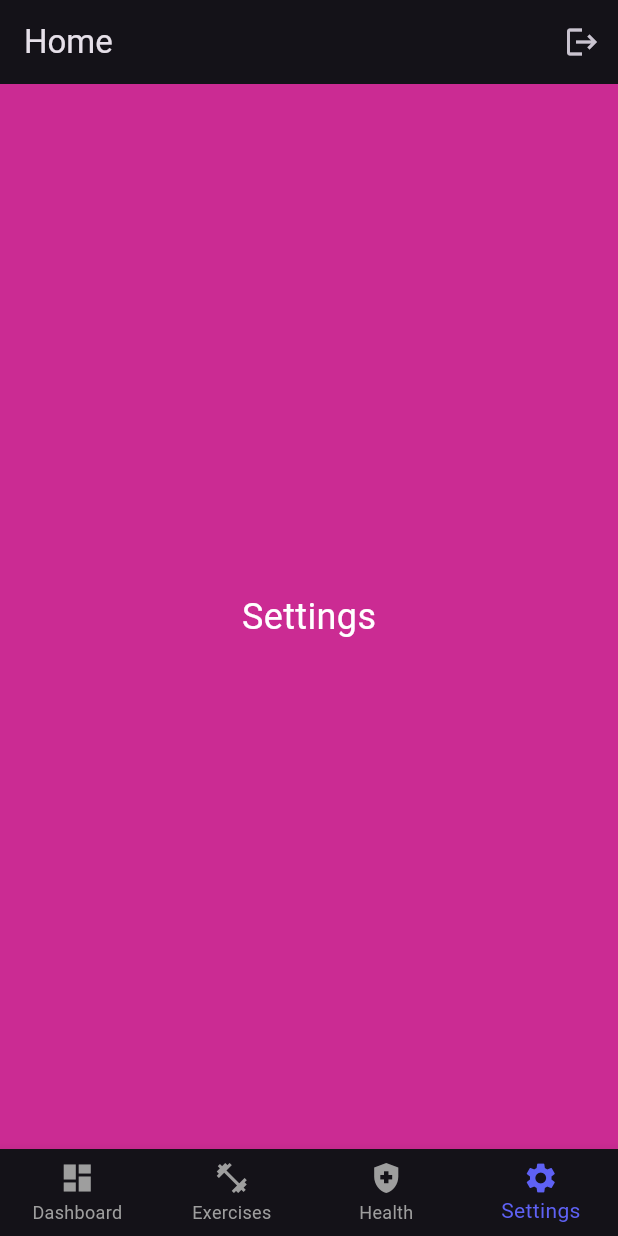
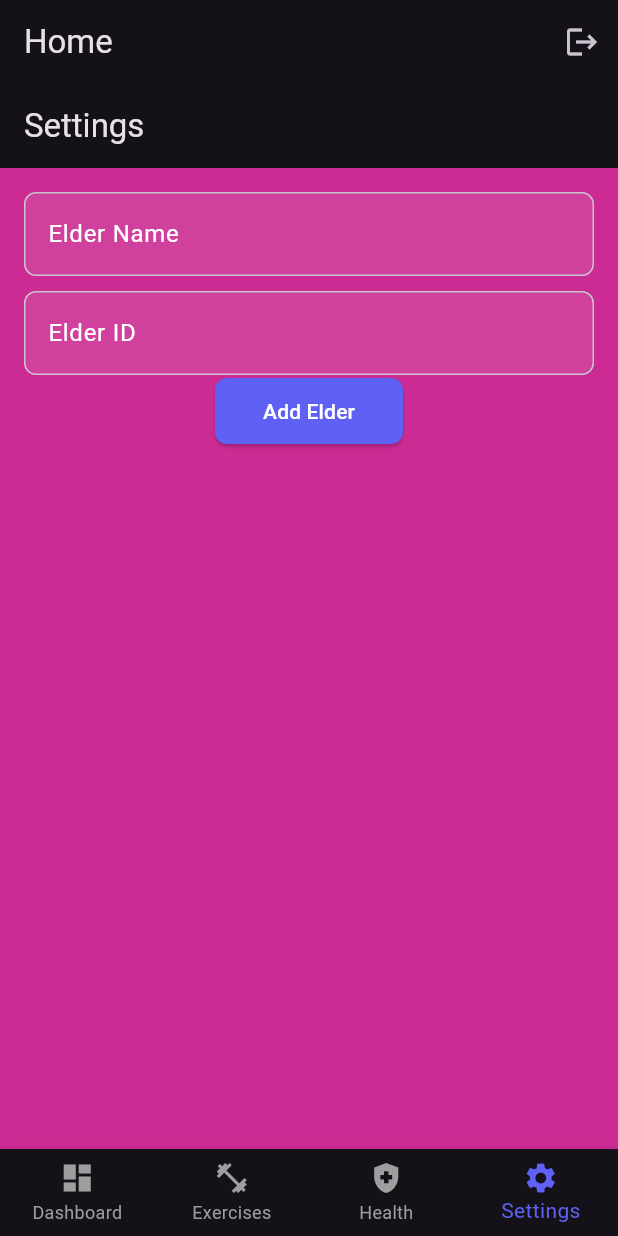
Before and after one commit to lekkalaharsha/technoteam, a Flutter app: the screen it shows once a user with an empty profile is signed in, item 4 of the bottom bar chosen, on a phone screen of 412 x 824 dp. Run offline on Flutter 3.47's test engine with Material 3 defaults, Android fonts, the phone set to English and light mode, and no system bars; our stand-ins replace cloud_firestore, firebase_auth, firebase_core, firebase_database; accounts and stored records are empty.

Commit message:
setting is added

```diff
--- a/lib/settings_page.dart
+++ b/lib/settings_page.dart
@@ -1,12 +1,60 @@
 import 'package:flutter/material.dart';
+import 'package:cloud_firestore/cloud_firestore.dart';
+import 'package:firebase_auth/firebase_auth.dart';
 
-class SettingsPage extends StatelessWidget {
+class SettingsPage extends StatefulWidget {
+  @override
+  _SettingsPageState createState() => _SettingsPageState();
+}
+
+class _SettingsPageState extends State<SettingsPage> {
+  final _elderNameController = TextEditingController();
+  final _elderIdController = TextEditingController();
+
+  void _addElderProfile() async {
+    final name = _elderNameController.text;
+    final id = _elderIdController.text;
+
+    if (name.isNotEmpty && id.isNotEmpty) {
+      User? currentUser = FirebaseAuth.instance.currentUser;
+      if (currentUser != null) {
+        await FirebaseFirestore.instance
+            .collection('users')
+            .doc(currentUser.uid)
+            .collection('elders')
+            .doc(id)
+            .set({
+          'name': name,
+
+        });
+        ScaffoldMessenger.of(context).showSnackBar(SnackBar(content: Text('Elder added successfully')));
+      }
+    }
+  }
+
   @override
   Widget build(BuildContext context) {
-    return const Center(
-      child: Text(
-        'Settings',
-        style: TextStyle(fontSize: 24, color: Colors.white),
+    return Scaffold(
+      appBar: AppBar(title: Text('Settings')),
+      body: Padding(
+        padding: EdgeInsets.all(16.0),
+        child: Column(
+          children: [
+            TextField(
+              controller: _elderNameController,
+              decoration: InputDecoration(labelText: 'Elder Name'),
+            ),
+            SizedBox(height: 10,),
+            TextField(
+              controller: _elderIdController,
+              decoration: InputDecoration(labelText: 'Elder ID'),
+            ),
+            ElevatedButton(
+              onPressed: _addElderProfile,
+              child: Text('Add Elder'),
+            ),
+          ],
+        ),
       ),
     );
   }
--- a/pubspec.yaml
+++ b/pubspec.yaml
@@ -41,6 +41,8 @@ dependencies:
   dash_chat_2: ^0.0.21
   cloud_firestore:
   firebase_database: ^10.4.0
+  firebase_messaging: ^14.0.0
+  provider: ^6.0.0
 
 dev_dependencies:
   flutter_test:
```
Also changed, not shown: lib/dashboard_page.dart (+26 -24 lines), pubspec.lock, 1 other file.
